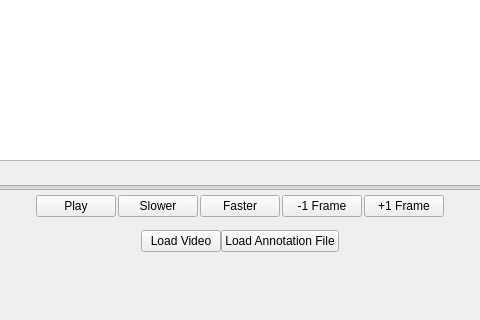
Before: the Qt Designer form FishGUI/mainwindow.ui in cvisionai/Tator-Native, drawn with Qt 5; both pictures show x 272 to 752 and y 365 to 685 of the 901 by 685 pixel window.
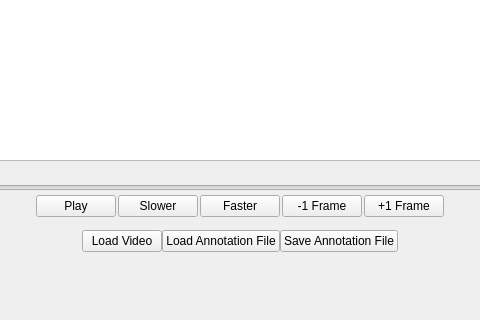
After: the same form once the commit is applied.

Diff of the .ui file:
```diff
--- a/FishGUI/mainwindow.ui
+++ b/FishGUI/mainwindow.ui
@@ -837,6 +837,13 @@
                  </property>
                 </widget>
                </item>
+               <item>
+                <widget class="QPushButton" name="saveAnnotate">
+                 <property name="text">
+                  <string>Save Annotation File</string>
+                 </property>
+                </widget>
+               </item>
                <item>
                 <spacer name="horizontalSpacer_6">
                  <property name="orientation">
```
